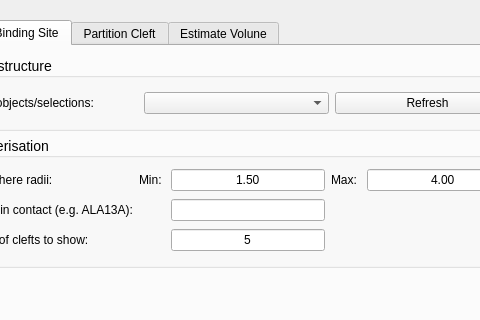
Qt form nrgdock_widget.ui (ThomasDesc/NRG_plugin) before a commit; both pictures show x 270 to 750 and y 0 to 320 of the 841 by 659 pixel window.
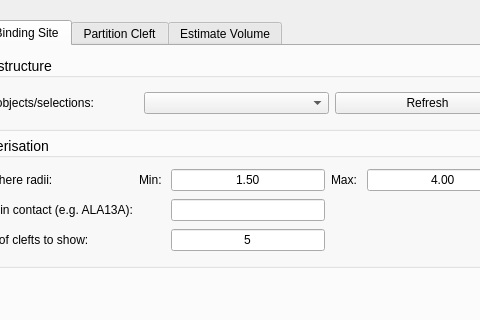
The same form after that commit. The open tabs and pages were chosen to show the change.

The edit to the form file:
```diff
--- a/nrgdock_widget.ui
+++ b/nrgdock_widget.ui
@@ -223,7 +223,10 @@
     <number>4</number>
    </property>
    <widget class="QWidget" name="getcleft_page">
-    <widget class="QTabWidget" name="tabWidget_2">
+    <widget class="QTabWidget" name="getcleft_tab_widget">
+     <property name="enabled">
+      <bool>true</bool>
+     </property>
      <property name="geometry">
       <rect>
        <x>9</x>
@@ -647,7 +650,7 @@
      </widget>
      <widget class="QWidget" name="tab_11">
       <attribute name="title">
-       <string>Estimate Volune</string>
+       <string>Estimate Volume</string>
       </attribute>
      </widget>
     </widget>
```
Left out of the diff: 4 changed lines with no effect on the pictures.
